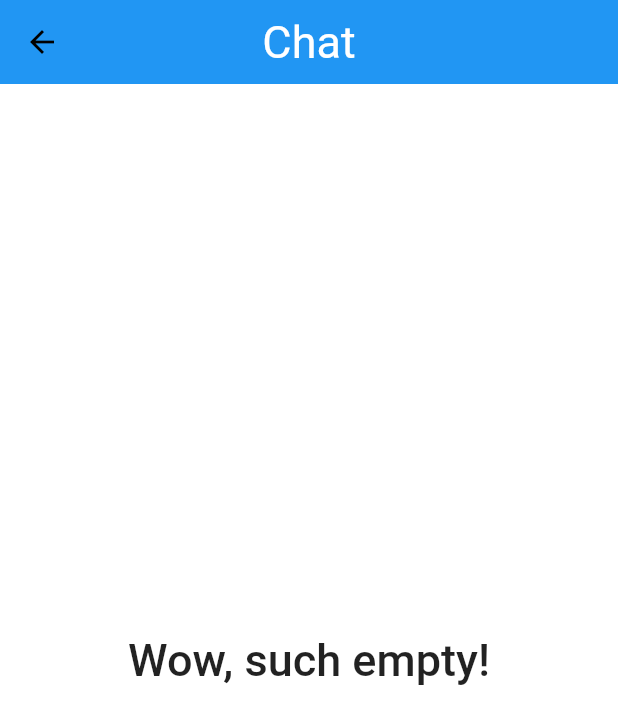
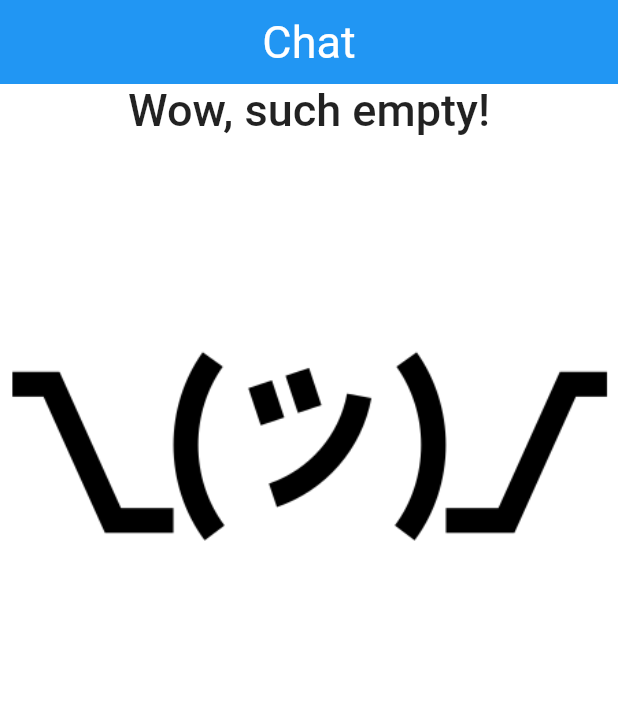
Before and after one commit to frankielp/KooLB, a Flutter app: the ChatPage screen opened directly with empty values, on a phone screen of 412 x 824 dp. Shown: the top 724 px of the screen. Run offline on Flutter 3.47's test engine with Material 2 defaults, Android fonts, the phone set to English and light mode, and no system bars; our stand-ins replace auto_size_text, carousel_slider, cloud_firestore, dropdown_search, file_picker, firebase_auth and 19 more; missing offline and left inert: flutter_facebook_auth, flutter_polyline_points, flutter_quill, json_path; accounts and stored records are empty.

Commit message:
update chat

```diff
--- a/src/koolb/lib/ui/renter/pages/chat/chat_page.dart
+++ b/src/koolb/lib/ui/renter/pages/chat/chat_page.dart
@@ -28,7 +28,7 @@ class _ChatPageState extends State<ChatPage> {
     return Scaffold(
       appBar: AppBar(
         centerTitle: true,
-        title: Text(
+        title: const Text(
           'Chat',
           style: TextStyle(fontSize: 30, color: Colors.white),
         ),
@@ -60,7 +60,8 @@ class _ChatPageState extends State<ChatPage> {
                   chatId: snapshot.data['chat'][index],
                 );
               },
-              padding: EdgeInsets.symmetric(vertical: 2.0, horizontal: 5.0),
+              padding:
+                  const EdgeInsets.symmetric(vertical: 2.0, horizontal: 5.0),
             );
           } else {
             return _noChatWidget();
@@ -77,10 +78,15 @@ class _ChatPageState extends State<ChatPage> {
   }
 
   _noChatWidget() {
-    return const Center(
-      child: Text(
-        'Wow, such empty!',
-        style: TextStyle(fontSize: 30, fontWeight: FontWeight.w500),
+    return Center(
+      child: Column(
+        children: [
+          const Text(
+            'Wow, such empty!',
+            style: TextStyle(fontSize: 30, fontWeight: FontWeight.w500),
+          ),
+          Image.asset('assets/images/empty.png'),
+        ],
       ),
     );
   }
--- a/src/koolb/lib/ui/renter/r_navigationbar.dart
+++ b/src/koolb/lib/ui/renter/r_navigationbar.dart
@@ -1,6 +1,7 @@
 import 'package:flutter/material.dart';
 import 'package:flutter/src/widgets/container.dart';
 import 'package:flutter/src/widgets/framework.dart';
+import 'package:koolb/data/global_data.dart';
 // import 'package:google_maps_flutter/google_maps_flutter.dart';
 import 'package:koolb/ui/renter/pages/chat/chat_page.dart';
 import 'package:koolb/ui/renter/pages/google_maps.dart';
@@ -20,7 +21,7 @@ class _RenterPagesNavigationState extends State<RenterPagesNavigation> {
   List pages = [
     const HomePage(),
     const WishlistPage(),
-    WishlistPage(), // TODO: change back to Chat Page
+    ChatPage(userName: name, userID: id!),
     const SettingPage(),
   ];
 
```
